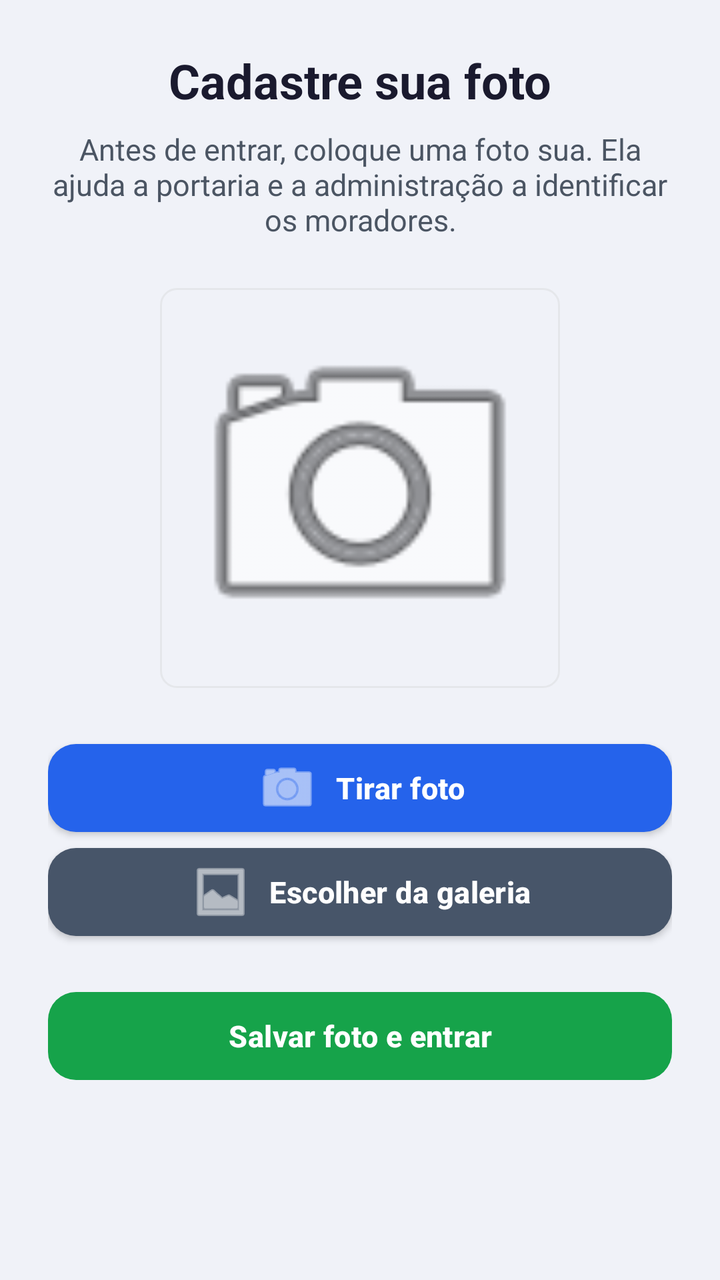
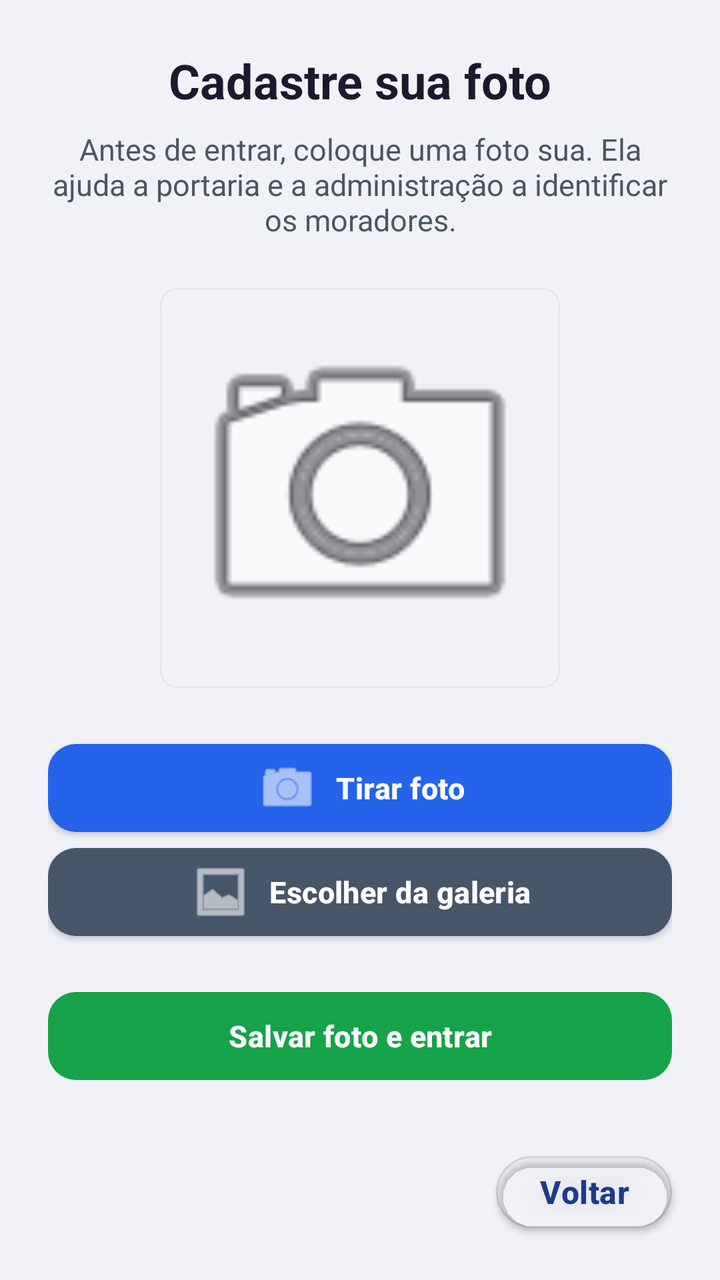

An Android layout rendered at two revisions. The XML below is the earlier revision; the diff shows what the commit changed to produce the second picture.
<!-- AndroidManifest.xml: application theme AppTheme -->
<!-- res/layout/activity_foto_morador.xml -->
<?xml version="1.0" encoding="utf-8"?>
<ScrollView xmlns:android="http://schemas.android.com/apk/res/android"
    xmlns:app="http://schemas.android.com/apk/res-auto"
    android:layout_width="match_parent"
    android:layout_height="match_parent"
    android:background="#F0F2F8"
    android:fillViewport="true">

    <LinearLayout
        android:layout_width="match_parent"
        android:layout_height="wrap_content"
        android:gravity="center_horizontal"
        android:orientation="vertical"
        android:padding="24dp">

        <TextView
            android:layout_width="match_parent"
            android:layout_height="wrap_content"
            android:gravity="center"
            android:text="Cadastre sua foto"
            android:textColor="#1A1A2E"
            android:textSize="24sp"
            android:textStyle="bold" />

        <TextView
            android:id="@+id/textOlaMorador"
            android:layout_width="match_parent"
            android:layout_height="wrap_content"
            android:layout_marginTop="8dp"
            android:gravity="center"
            android:text="Antes de entrar, coloque uma foto sua. Ela ajuda a portaria e a administração a identificar os moradores."
            android:textColor="#4B5563"
            android:textSize="15sp" />

        <ImageView
            android:id="@+id/imageFotoMorador"
            android:layout_width="200dp"
            android:layout_height="200dp"
            android:layout_marginTop="24dp"
            android:background="@drawable/image_border"
            android:contentDescription="Sua foto"
            android:padding="6dp"
            android:scaleType="centerCrop"
            android:src="@android:drawable/ic_menu_camera" />

        <Button
            android:id="@+id/btnTirarFoto"
            android:layout_width="match_parent"
            android:layout_height="wrap_content"
            android:layout_marginTop="24dp"
            android:text="Tirar foto"
            app:icon="@android:drawable/ic_menu_camera"
            app:iconGravity="textStart" />

        <Button
            android:id="@+id/btnGaleria"
            android:layout_width="match_parent"
            android:layout_height="wrap_content"
            android:text="Escolher da galeria"
            app:backgroundTint="@color/botaoSecundario"
            app:icon="@android:drawable/ic_menu_gallery"
            app:iconGravity="textStart" />

        <Button
            android:id="@+id/btnSalvarFoto"
            android:layout_width="match_parent"
            android:layout_height="wrap_content"
            android:layout_marginTop="20dp"
            android:enabled="false"
            android:text="Salvar foto e entrar"
            app:backgroundTint="@color/botaoSucesso" />
    </LinearLayout>
</ScrollView>
<!-- resources referenced by this layout -->
<resources>
  <color name="botaoSecundario">#475569</color>
  <color name="botaoSucesso">#16A34A</color>
  <!-- drawable image_border (drawable) -->
  <?xml version="1.0" encoding="utf-8"?>
  <shape xmlns:android="http://schemas.android.com/apk/res/android">
      <solid android:color="@android:color/transparent"/>
      <stroke android:width="1dp" android:color="#E5E7EB"/>
      <corners android:radius="8dp"/>
  </shape>
  <style name="AppTheme" parent="Theme.MaterialComponents.DayNight.DarkActionBar">
          <item name="colorPrimary">@color/colorPrimary</item>
          <item name="colorPrimaryDark">@color/black</item>
          <item name="colorAccent">@color/black</item>
          <item name="android:windowBackground">@color/white</item>
          <item name="android:textColor">@color/black</item>
          <item name="android:textColorPrimary">@color/corTitulo</item>
  
          
          <item name="materialButtonStyle">@style/Widget.Condominio.Button</item>
          <item name="textInputStyle">@style/Widget.Condominio.TextInputLayout</item>
      </style>
  <color name="colorPrimary">#1E3A8A</color>
  <color name="black">#000000</color>
  <color name="white">#FFFFFF</color>
  <color name="corTitulo">#070707</color>
  <style name="Widget.Condominio.Button" parent="Widget.MaterialComponents.Button">
          <item name="backgroundTint">@color/botaoPrimario</item>
          <item name="android:textColor">@color/white</item>
          <item name="cornerRadius">14dp</item>
          <item name="android:textAllCaps">false</item>
          <item name="android:textStyle">bold</item>
          <item name="android:textSize">15sp</item>
          <item name="android:letterSpacing">0.01</item>
          <item name="android:minHeight">52dp</item>
          <item name="android:insetTop">4dp</item>
          <item name="android:insetBottom">4dp</item>
          <item name="android:elevation">2dp</item>
          <item name="iconTint">@color/white</item>
          <item name="iconPadding">8dp</item>
      </style>
  <style name="Widget.Condominio.TextInputLayout" parent="Widget.MaterialComponents.TextInputLayout.OutlinedBox">
          <item name="boxBackgroundColor">@color/white</item>
          <item name="boxStrokeColor">@color/colorPrimary</item>
          <item name="hintTextColor">@color/colorPrimary</item>
          <item name="android:textColorHint">@color/colorPrimary</item>
      </style>
  <color name="botaoPrimario">#2563EB</color>
</resources>

<!-- the commit's change to res/layout/activity_foto_morador.xml (unified diff, before → after) -->
@@ -1,9 +1,15 @@
 <?xml version="1.0" encoding="utf-8"?>
-<ScrollView xmlns:android="http://schemas.android.com/apk/res/android"
+<LinearLayout xmlns:android="http://schemas.android.com/apk/res/android"
     xmlns:app="http://schemas.android.com/apk/res-auto"
     android:layout_width="match_parent"
     android:layout_height="match_parent"
     android:background="#F0F2F8"
+    android:orientation="vertical">
+
+<ScrollView
+    android:layout_width="match_parent"
+    android:layout_height="0dp"
+    android:layout_weight="1"
     android:fillViewport="true">
 
     <LinearLayout
@@ -71,3 +77,18 @@
             app:backgroundTint="@color/botaoSucesso" />
     </LinearLayout>
 </ScrollView>
+
+    
+    <com.google.android.material.button.MaterialButton
+        android:id="@+id/btnVoltarLogin"
+        style="@style/Widget.MaterialComponents.Button.OutlinedButton"
+        android:layout_width="wrap_content"
+        android:layout_height="wrap_content"
+        android:layout_gravity="end"
+        android:layout_marginEnd="24dp"
+        android:layout_marginBottom="20dp"
+        android:text="Voltar"
+        android:textAllCaps="false"
+        android:textSize="16sp"
+        app:cornerRadius="22dp" />
+</LinearLayout>
